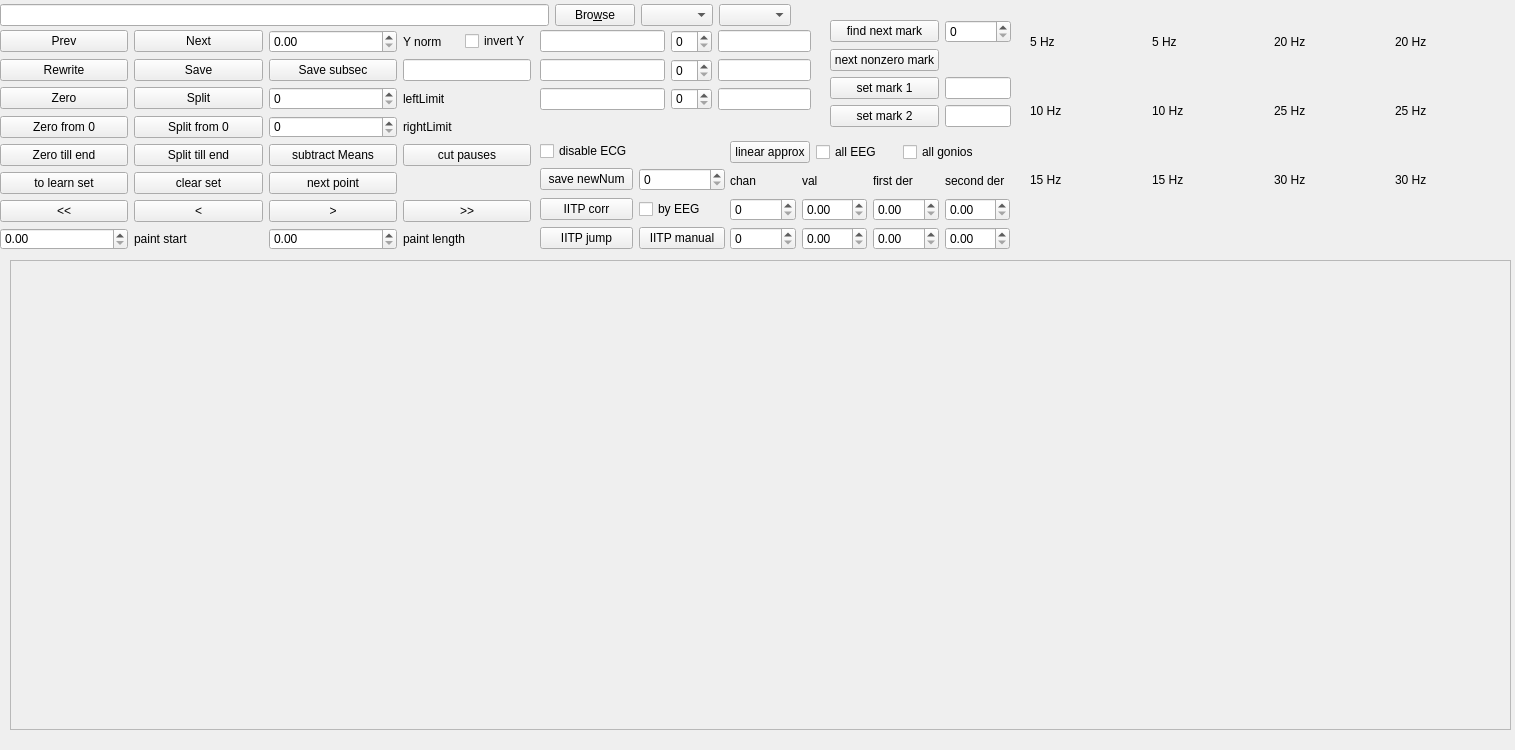
This is cut.ui in ArtfulVampire/SecondGUIrepo as Qt 5 draws it before an edit. The edited form follows.
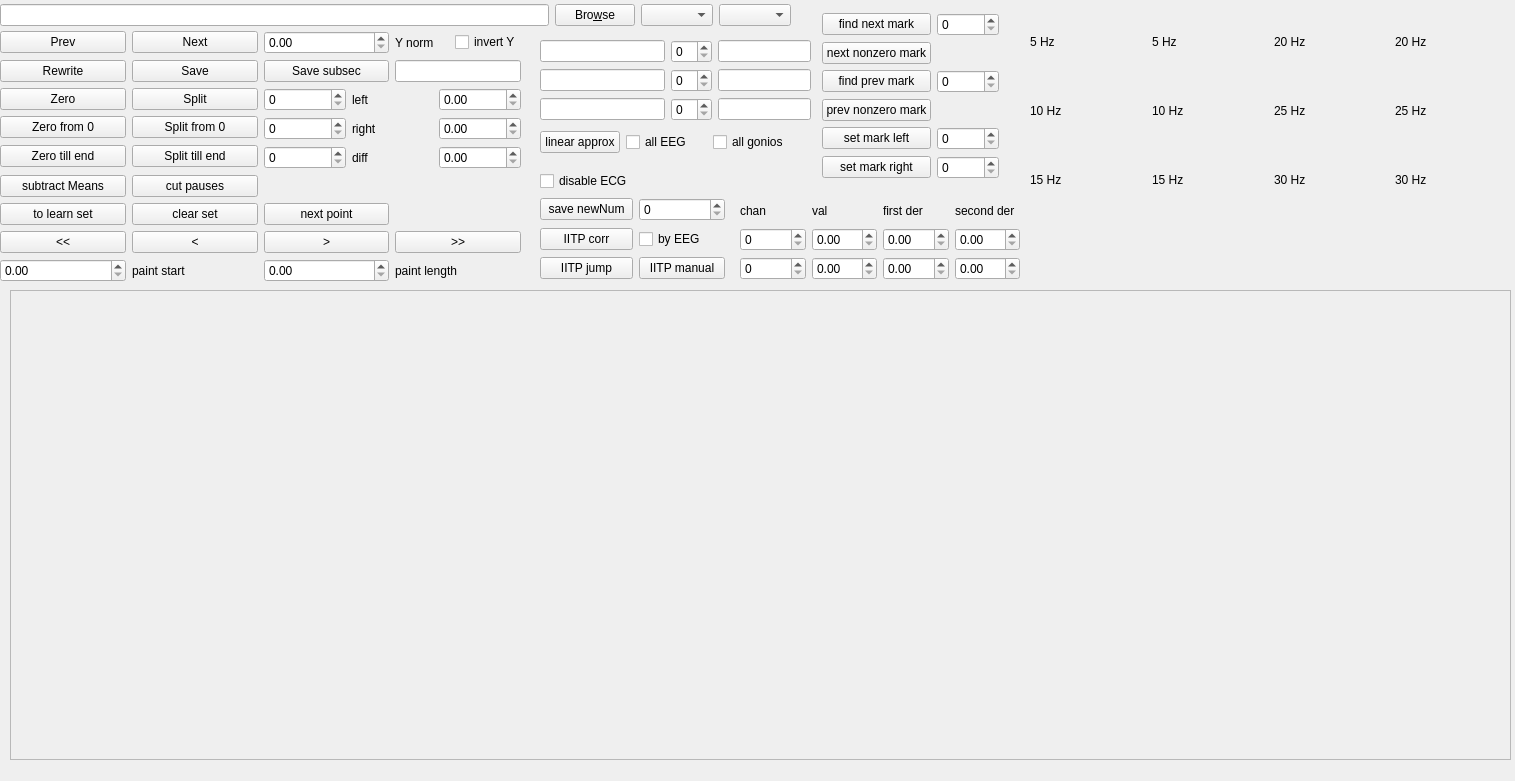
This is the edited form.

The edit to the form file:
```diff
--- a/cut.ui
+++ b/cut.ui
@@ -7,7 +7,7 @@
     <x>0</x>
     <y>0</y>
     <width>1515</width>
-    <height>750</height>
+    <height>781</height>
    </rect>
   </property>
   <property name="minimumSize">
@@ -36,7 +36,7 @@
    <property name="geometry">
     <rect>
      <x>10</x>
-     <y>260</y>
+     <y>290</y>
      <width>1501</width>
      <height>470</height>
     </rect>
@@ -203,236 +203,13 @@
     </item>
    </layout>
   </widget>
-  <widget class="QWidget" name="layoutWidget">
-   <property name="geometry">
-    <rect>
-     <x>0</x>
-     <y>30</y>
-     <width>531</width>
-     <height>220</height>
-    </rect>
-   </property>
-   <layout class="QGridLayout" name="mainGridLayout">
-    <item row="3" column="3">
-     <widget class="QLabel" name="label_14">
-      <property name="text">
-       <string>rightLimit</string>
-      </property>
-     </widget>
-    </item>
-    <item row="7" column="3">
-     <widget class="QLabel" name="label_6">
-      <property name="text">
-       <string>paint length</string>
-      </property>
-     </widget>
-    </item>
-    <item row="3" column="0">
-     <widget class="QPushButton" name="zeroFromZeroPushButton">
-      <property name="text">
-       <string>Zero from 0</string>
-      </property>
-     </widget>
-    </item>
-    <item row="1" column="3">
-     <widget class="QLineEdit" name="saveSubsecAddNameLineEdit">
-      <property name="sizePolicy">
-       <sizepolicy hsizetype="Minimum" vsizetype="Fixed">
-        <horstretch>0</horstretch>
-        <verstretch>0</verstretch>
-       </sizepolicy>
-      </property>
-     </widget>
-    </item>
-    <item row="4" column="0">
-     <widget class="QPushButton" name="zeroTillEndPushButton">
-      <property name="text">
-       <string>Zero till end</string>
-      </property>
-     </widget>
-    </item>
-    <item row="6" column="0">
-     <widget class="QPushButton" name="backwardFrameButton">
-      <property name="text">
-       <string>&lt;&lt;</string>
-      </property>
-     </widget>
-    </item>
-    <item row="2" column="0">
-     <widget class="QPushButton" name="zeroButton">
-      <property name="text">
-       <string>Zero</string>
-      </property>
-     </widget>
-    </item>
-    <item row="2" column="1">
-     <widget class="QPushButton" name="splitButton">
-      <property name="text">
-       <string>Split</string>
-      </property>
-     </widget>
-    </item>
-    <item row="0" column="2">
-     <widget class="QDoubleSpinBox" name="yNormDoubleSpinBox"/>
-    </item>
-    <item row="3" column="1">
-     <widget class="QPushButton" name="splitFromZeroPushButton">
-      <property name="text">
-       <string>Split from 0</string>
-      </property>
-     </widget>
-    </item>
-    <item row="0" column="3">
-     <layout class="QHBoxLayout" name="horizontalLayout_2">
-      <item>
-       <widget class="QLabel" name="label">
-        <property name="text">
-         <string>Y norm</string>
-        </property>
-       </widget>
-      </item>
-      <item>
-       <widget class="QCheckBox" name="yNormInvertCheckBox">
-        <property name="text">
-         <string>invert Y</string>
-        </property>
-       </widget>
-      </item>
-     </layout>
-    </item>
-    <item row="1" column="2">
-     <widget class="QPushButton" name="saveSubsecPushButton">
-      <property name="text">
-       <string>Save subsec</string>
-      </property>
-     </widget>
-    </item>
-    <item row="7" column="0">
-     <widget class="QDoubleSpinBox" name="paintStartDoubleSpinBox"/>
-    </item>
-    <item row="4" column="1">
-     <widget class="QPushButton" name="splitTillEndPushButton">
-      <property name="text">
-       <string>Split till end</string>
-      </property>
-     </widget>
-    </item>
-    <item row="1" column="1">
-     <widget class="QPushButton" name="saveButton">
-      <property name="text">
-       <string>Save</string>
-      </property>
-     </widget>
-    </item>
-    <item row="6" column="2">
-     <widget class="QPushButton" name="forwardStepButton">
-      <property name="text">
-       <string>&gt;</string>
-      </property>
-     </widget>
-    </item>
-    <item row="0" column="0">
-     <widget class="QPushButton" name="prevButton">
-      <property name="text">
-       <string>Prev</string>
-      </property>
-     </widget>
-    </item>
-    <item row="1" column="0">
-     <widget class="QPushButton" name="rewriteButton">
-      <property name="text">
-       <string>Rewrite</string>
-      </property>
-     </widget>
-    </item>
-    <item row="2" column="3">
-     <widget class="QLabel" name="label_13">
-      <property name="text">
-       <string>leftLimit</string>
-      </property>
-     </widget>
-    </item>
-    <item row="3" column="2">
-     <widget class="QSpinBox" name="rightLimitSpinBox"/>
-    </item>
-    <item row="4" column="2">
-     <widget class="QPushButton" name="subtractMeansPushButton">
-      <property name="text">
-       <string>subtract Means</string>
-      </property>
-     </widget>
-    </item>
-    <item row="7" column="2">
-     <widget class="QDoubleSpinBox" name="paintLengthDoubleSpinBox"/>
-    </item>
-    <item row="6" column="3">
-     <widget class="QPushButton" name="forwardFrameButton">
-      <property name="text">
-       <string>&gt;&gt;</string>
-      </property>
-     </widget>
-    </item>
-    <item row="6" column="1">
-     <widget class="QPushButton" name="backwardStepButton">
-      <property name="text">
-       <string>&lt;</string>
-      </property>
-     </widget>
-    </item>
-    <item row="0" column="1">
-     <widget class="QPushButton" name="nextButton">
-      <property name="text">
-       <string>Next</string>
-      </property>
-     </widget>
-    </item>
-    <item row="2" column="2">
-     <widget class="QSpinBox" name="leftLimitSpinBox"/>
-    </item>
-    <item row="7" column="1">
-     <widget class="QLabel" name="paintStartLabel">
-      <property name="text">
-       <string>paint start</string>
-      </property>
-     </widget>
-    </item>
-    <item row="5" column="0">
-     <widget class="QPushButton" name="toLearnThresholdPushButton">
-      <property name="text">
-       <string>to learn set</string>
-      </property>
-     </widget>
-    </item>
-    <item row="5" column="1">
-     <widget class="QPushButton" name="clearThresholdSetPushButton">
-      <property name="text">
-       <string>clear set</string>
-      </property>
-     </widget>
-    </item>
-    <item row="5" column="2">
-     <widget class="QPushButton" name="nextBadPointPushButton">
-      <property name="text">
-       <string>next point</string>
-      </property>
-     </widget>
-    </item>
-    <item row="4" column="3">
-     <widget class="QPushButton" name="cutPausesPushButton">
-      <property name="text">
-       <string>cut pauses</string>
-      </property>
-     </widget>
-    </item>
-   </layout>
-  </widget>
   <widget class="QWidget" name="layoutWidget">
    <property name="geometry">
     <rect>
      <x>540</x>
-     <y>30</y>
+     <y>40</y>
      <width>271</width>
-     <height>80</height>
+     <height>83</height>
     </rect>
    </property>
    <layout class="QGridLayout" name="colorGridLayout">
@@ -504,60 +281,11 @@
     </item>
    </layout>
   </widget>
-  <widget class="QWidget" name="layoutWidget">
-   <property name="geometry">
-    <rect>
-     <x>830</x>
-     <y>20</y>
-     <width>181</width>
-     <height>109</height>
-    </rect>
-   </property>
-   <layout class="QGridLayout" name="markersGridLayout">
-    <item row="0" column="0">
-     <widget class="QPushButton" name="findMarkPushButton">
-      <property name="text">
-       <string>find next mark</string>
-      </property>
-     </widget>
-    </item>
-    <item row="0" column="1">
-     <widget class="QSpinBox" name="findMarkSpinBox"/>
-    </item>
-    <item row="2" column="0">
-     <widget class="QPushButton" name="setMark1PushButton">
-      <property name="text">
-       <string>set mark 1</string>
-      </property>
-     </widget>
-    </item>
-    <item row="2" column="1">
-     <widget class="QLineEdit" name="mark1LineEdit"/>
-    </item>
-    <item row="3" column="0">
-     <widget class="QPushButton" name="setMark2PushButton">
-      <property name="text">
-       <string>set mark 2</string>
-      </property>
-     </widget>
-    </item>
-    <item row="3" column="1">
-     <widget class="QLineEdit" name="mark2LineEdit"/>
-    </item>
-    <item row="1" column="0">
-     <widget class="QPushButton" name="findNonzeroMarkPushButton">
-      <property name="text">
-       <string>next nonzero mark</string>
-      </property>
-     </widget>
-    </item>
-   </layout>
-  </widget>
   <widget class="QWidget" name="layoutWidget">
    <property name="geometry">
     <rect>
      <x>540</x>
-     <y>140</y>
+     <y>170</y>
      <width>185</width>
      <height>110</height>
     </rect>
@@ -613,8 +341,8 @@
   <widget class="QWidget" name="">
    <property name="geometry">
     <rect>
-     <x>730</x>
-     <y>140</y>
+     <x>540</x>
+     <y>130</y>
      <width>253</width>
      <height>24</height>
     </rect>
@@ -646,8 +374,8 @@
   <widget class="QWidget" name="">
    <property name="geometry">
     <rect>
-     <x>730</x>
-     <y>170</y>
+     <x>740</x>
+     <y>200</y>
      <width>280</width>
      <height>80</height>
     </rect>
@@ -707,6 +435,318 @@
     </item>
    </layout>
   </widget>
+  <widget class="QWidget" name="">
+   <property name="geometry">
+    <rect>
+     <x>0</x>
+     <y>31</y>
+     <width>521</width>
+     <height>255</height>
+    </rect>
+   </property>
+   <layout class="QGridLayout" name="gridLayout_2">
+    <item row="0" column="0">
+     <widget class="QPushButton" name="prevButton">
+      <property name="text">
+       <string>Prev</string>
+      </property>
+     </widget>
+    </item>
+    <item row="0" column="1">
+     <widget class="QPushButton" name="nextButton">
+      <property name="text">
+       <string>Next</string>
+      </property>
+     </widget>
+    </item>
+    <item row="0" column="2">
+     <widget class="QDoubleSpinBox" name="yNormDoubleSpinBox"/>
+    </item>
+    <item row="0" column="3">
+     <layout class="QHBoxLayout" name="horizontalLayout_2">
+      <item>
+       <widget class="QLabel" name="label">
+        <property name="text">
+         <string>Y norm</string>
+        </property>
+       </widget>
+      </item>
+      <item>
+       <widget class="QCheckBox" name="yNormInvertCheckBox">
+        <property name="text">
+         <string>invert Y</string>
+        </property>
+       </widget>
+      </item>
+     </layout>
+    </item>
+    <item row="1" column="0">
+     <widget class="QPushButton" name="rewriteButton">
+      <property name="text">
+       <string>Rewrite</string>
+      </property>
+     </widget>
+    </item>
+    <item row="1" column="1">
+     <widget class="QPushButton" name="saveButton">
+      <property name="text">
+       <string>Save</string>
+      </property>
+     </widget>
+    </item>
+    <item row="1" column="2">
+     <widget class="QPushButton" name="saveSubsecPushButton">
+      <property name="text">
+       <string>Save subsec</string>
+      </property>
+     </widget>
+    </item>
+    <item row="1" column="3">
+     <widget class="QLineEdit" name="saveSubsecAddNameLineEdit">
+      <property name="sizePolicy">
+       <sizepolicy hsizetype="Minimum" vsizetype="Fixed">
+        <horstretch>0</horstretch>
+        <verstretch>0</verstretch>
+       </sizepolicy>
+      </property>
+     </widget>
+    </item>
+    <item row="2" column="0">
+     <widget class="QPushButton" name="zeroButton">
+      <property name="text">
+       <string>Zero</string>
+      </property>
+     </widget>
+    </item>
+    <item row="2" column="1">
+     <widget class="QPushButton" name="splitButton">
+      <property name="text">
+       <string>Split</string>
+      </property>
+     </widget>
+    </item>
+    <item row="2" column="2" rowspan="3" colspan="2">
+     <layout class="QGridLayout" name="gridLayout">
+      <item row="0" column="0">
+       <widget class="QSpinBox" name="leftLimitSpinBox"/>
+      </item>
+      <item row="0" column="1">
+       <widget class="QLabel" name="label_13">
+        <property name="text">
+         <string>left</string>
+        </property>
+       </widget>
+      </item>
+      <item row="0" column="2">
+       <widget class="QDoubleSpinBox" name="leftTimeSpinBox"/>
+      </item>
+      <item row="1" column="0">
+       <widget class="QSpinBox" name="rightLimitSpinBox"/>
+      </item>
+      <item row="1" column="1">
+       <widget class="QLabel" name="label_14">
+        <property name="text">
+         <string>right</string>
+        </property>
+       </widget>
+      </item>
+      <item row="1" column="2">
+       <widget class="QDoubleSpinBox" name="rightTimeSpinBox"/>
+      </item>
+      <item row="2" column="0">
+       <widget class="QSpinBox" name="diffLimitSpinBox"/>
+      </item>
+      <item row="2" column="1">
+       <widget class="QLabel" name="label_17">
+        <property name="text">
+         <string>diff</string>
+        </property>
+       </widget>
+      </item>
+      <item row="2" column="2">
+       <widget class="QDoubleSpinBox" name="diffTimeSpinBox"/>
+      </item>
+     </layout>
+    </item>
+    <item row="3" column="0">
+     <widget class="QPushButton" name="zeroFromZeroPushButton">
+      <property name="text">
+       <string>Zero from 0</string>
+      </property>
+     </widget>
+    </item>
+    <item row="3" column="1">
+     <widget class="QPushButton" name="splitFromZeroPushButton">
+      <property name="text">
+       <string>Split from 0</string>
+      </property>
+     </widget>
+    </item>
+    <item row="4" column="0">
+     <widget class="QPushButton" name="zeroTillEndPushButton">
+      <property name="text">
+       <string>Zero till end</string>
+      </property>
+     </widget>
+    </item>
+    <item row="4" column="1">
+     <widget class="QPushButton" name="splitTillEndPushButton">
+      <property name="text">
+       <string>Split till end</string>
+      </property>
+     </widget>
+    </item>
+    <item row="5" column="0">
+     <widget class="QPushButton" name="subtractMeansPushButton">
+      <property name="text">
+       <string>subtract Means</string>
+      </property>
+     </widget>
+    </item>
+    <item row="5" column="1">
+     <widget class="QPushButton" name="cutPausesPushButton">
+      <property name="text">
+       <string>cut pauses</string>
+      </property>
+     </widget>
+    </item>
+    <item row="6" column="0">
+     <widget class="QPushButton" name="toLearnThresholdPushButton">
+      <property name="text">
+       <string>to learn set</string>
+      </property>
+     </widget>
+    </item>
+    <item row="6" column="1">
+     <widget class="QPushButton" name="clearThresholdSetPushButton">
+      <property name="text">
+       <string>clear set</string>
+      </property>
+     </widget>
+    </item>
+    <item row="6" column="2">
+     <widget class="QPushButton" name="nextBadPointPushButton">
+      <property name="text">
+       <string>next point</string>
+      </property>
+     </widget>
+    </item>
+    <item row="7" column="0">
+     <widget class="QPushButton" name="backwardFrameButton">
+      <property name="text">
+       <string>&lt;&lt;</string>
+      </property>
+     </widget>
+    </item>
+    <item row="7" column="1">
+     <widget class="QPushButton" name="backwardStepButton">
+      <property name="text">
+       <string>&lt;</string>
+      </property>
+     </widget>
+    </item>
+    <item row="7" column="2">
+     <widget class="QPushButton" name="forwardStepButton">
+      <property name="text">
+       <string>&gt;</string>
+      </property>
+     </widget>
+    </item>
+    <item row="7" column="3">
+     <widget class="QPushButton" name="forwardFrameButton">
+      <property name="text">
+       <string>&gt;&gt;</string>
+      </property>
+     </widget>
+    </item>
+    <item row="8" column="0">
+     <widget class="QDoubleSpinBox" name="paintStartDoubleSpinBox"/>
+    </item>
+    <item row="8" column="1">
+     <widget class="QLabel" name="paintStartLabel">
+      <property name="text">
+       <string>paint start</string>
+      </property>
+     </widget>
+    </item>
+    <item row="8" column="2">
+     <widget class="QDoubleSpinBox" name="paintLengthDoubleSpinBox"/>
+    </item>
+    <item row="8" column="3">
+     <widget class="QLabel" name="label_6">
+      <property name="text">
+       <string>paint length</string>
+      </property>
+     </widget>
+    </item>
+   </layout>
+  </widget>
+  <widget class="QWidget" name="">
+   <property name="geometry">
+    <rect>
+     <x>822</x>
+     <y>13</y>
+     <width>177</width>
+     <height>168</height>
+    </rect>
+   </property>
+   <layout class="QGridLayout" name="gridLayout_3">
+    <item row="0" column="0">
+     <widget class="QPushButton" name="findNextMarkPushButton">
+      <property name="text">
+       <string>find next mark</string>
+      </property>
+     </widget>
+    </item>
+    <item row="0" column="1">
+     <widget class="QSpinBox" name="findNextMarkSpinBox"/>
+    </item>
+    <item row="1" column="0">
+     <widget class="QPushButton" name="findNextNonzeroMarkPushButton">
+      <property name="text">
+       <string>next nonzero mark</string>
+      </property>
+     </widget>
+    </item>
+    <item row="2" column="0">
+     <widget class="QPushButton" name="findPrevMarkPushButton">
+      <property name="text">
+       <string>find prev mark</string>
+      </property>
+     </widget>
+    </item>
+    <item row="2" column="1">
+     <widget class="QSpinBox" name="findPrevMarkSpinBox"/>
+    </item>
+    <item row="3" column="0">
+     <widget class="QPushButton" name="findPrevNonzeroMarkPushButton">
+      <property name="text">
+       <string>prev nonzero mark</string>
+      </property>
+     </widget>
+    </item>
+    <item row="4" column="0">
+     <widget class="QPushButton" name="setMarkLeftPushButton">
+      <property name="text">
+       <string>set mark left</string>
+      </property>
+     </widget>
+    </item>
+    <item row="4" column="1">
+     <widget class="QSpinBox" name="setMarkLeftSpinBox"/>
+    </item>
+    <item row="5" column="0">
+     <widget class="QPushButton" name="setMarkRightPushButton">
+      <property name="text">
+       <string>set mark right</string>
+      </property>
+     </widget>
+    </item>
+    <item row="5" column="1">
+     <widget class="QSpinBox" name="setMarkRightSpinBox"/>
+    </item>
+   </layout>
+  </widget>
  </widget>
  <resources/>
  <connections/>
```
Left out of the diff: 4 changed lines with no effect on the pictures.
